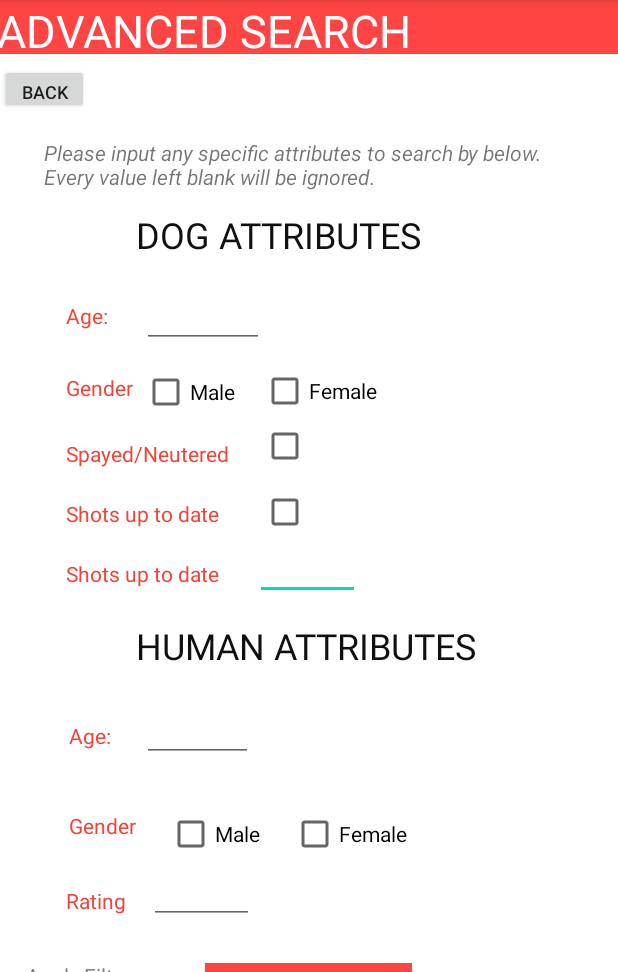
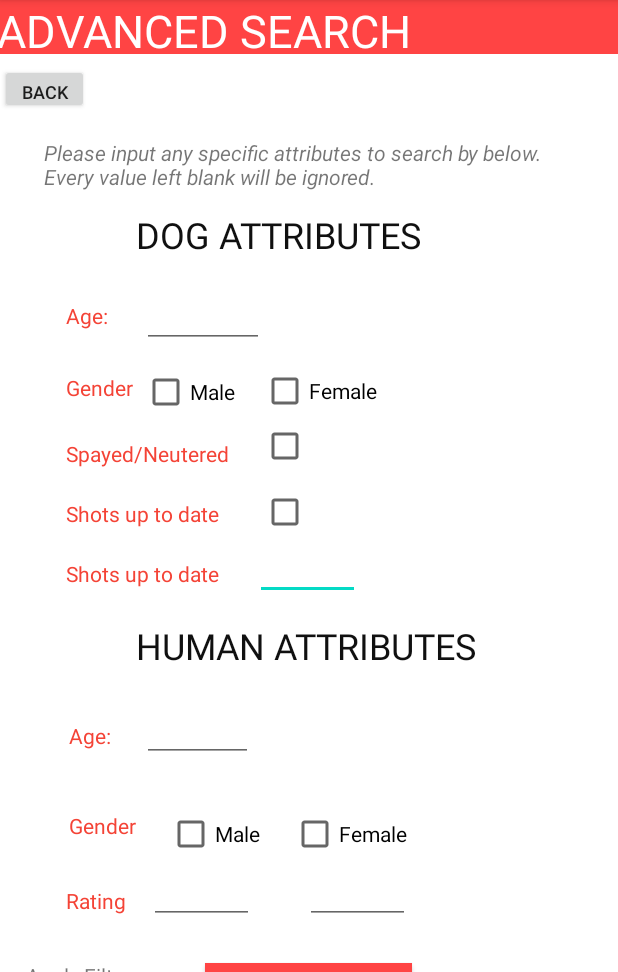
Before and after one commit to kdperez1998/Barkr, an Android app: the AdvancedSearch screen opened directly, with no data from a screen before it, on a phone screen of 412 x 824 dp, the part 84-1056 px from its top. Run offline under Robolectric (Android 15) with nearby library versions, the phone set to English and light mode, and no system bars; Roboto replaces fonts that are not available here.

Commit message:
Enmanuel Fernandez

```diff
--- a/app/src/main/res/layout/activity_advanced_search.xml
+++ b/app/src/main/res/layout/activity_advanced_search.xml
@@ -304,6 +304,21 @@
         tools:ignore="LabelFor"
         android:autofillHints="" />
 
+    <EditText
+        android:id="@+id/editTextTextPersonName4"
+        android:layout_width="70dp"
+        android:layout_height="42dp"
+        android:layout_marginBottom="152dp"
+        android:autofillHints=""
+        android:ems="10"
+        android:inputType="textPersonName"
+        android:text=""
+        app:layout_constraintBottom_toBottomOf="parent"
+        app:layout_constraintEnd_toEndOf="parent"
+        app:layout_constraintHorizontal_bias="0.595"
+        app:layout_constraintStart_toStartOf="parent"
+        tools:ignore="LabelFor" />
+
     <TextView
         android:id="@+id/textView12"
         android:layout_width="366dp"
```
